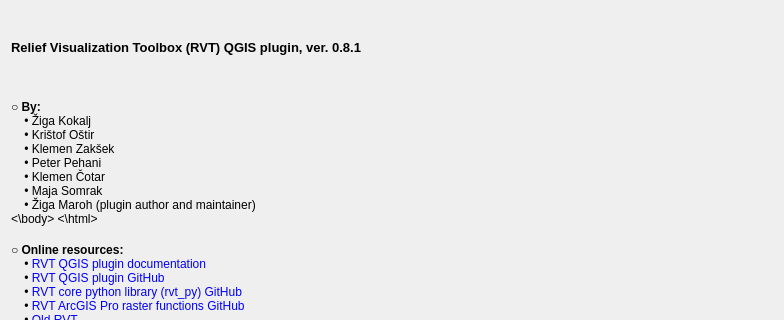
Qt form zip_build/rvt-qgis/qrvt_dialog_about.ui (EarthObservation/rvt-qgis) before a commit; both pictures show x 0 to 784 and y 0 to 320 of the 784 by 801 pixel window.
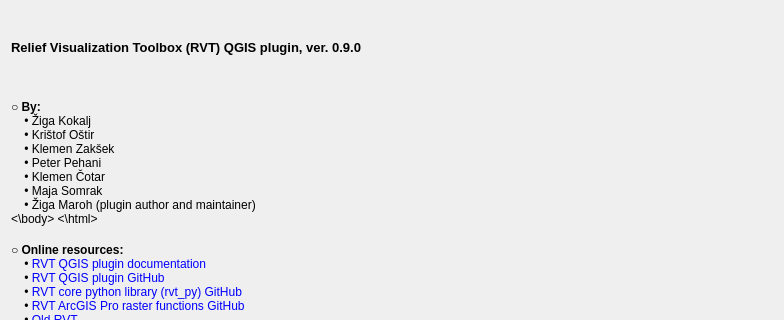
The same form after that commit. Icons and pictures are not drawn.

The edit to the form file:
```diff
--- a/zip_build/rvt-qgis/qrvt_dialog_about.ui
+++ b/zip_build/rvt-qgis/qrvt_dialog_about.ui
@@ -29,7 +29,7 @@
         </font>
        </property>
        <property name="text">
-        <string>Relief Visualization Toolbox (RVT) QGIS plugin, ver. 0.8.1</string>
+        <string>Relief Visualization Toolbox (RVT) QGIS plugin, ver. 0.9.0</string>
        </property>
       </widget>
      </item>
```
